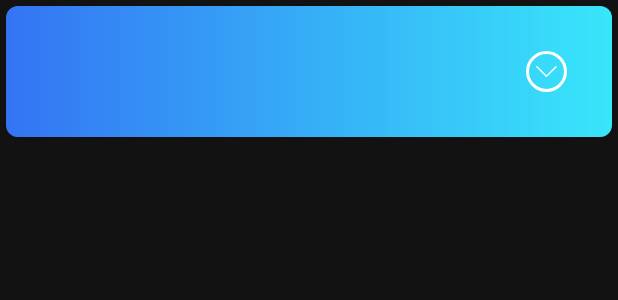
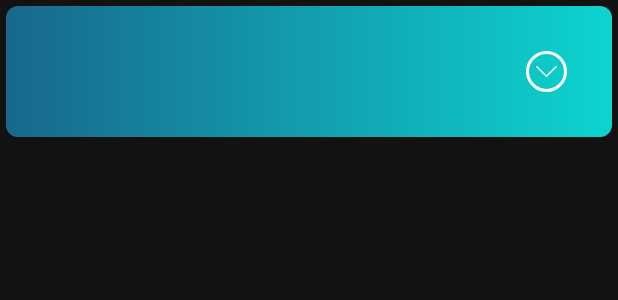
Before and after one commit to tranchikhang1996/1512237_1512496, an Android app: the layout history_holder_layout.xml on its own in the app's theme, with its tools: preview values and no code run, on a phone screen of 412 x 824 dp. Shown: the top 300 px of the screen. Run offline under Robolectric (Android 15) with nearby library versions, the phone set to English and light mode, and no system bars.

Commit message:
update color

```diff
--- a/app/src/main/java/com/example/highschoolmathsolver/ui/scan/fragment/ScanFragment.kt
+++ b/app/src/main/java/com/example/highschoolmathsolver/ui/scan/fragment/ScanFragment.kt
@@ -107,6 +107,7 @@ class ScanFragment : RuntimePermissionFragment() {
 
     private fun handleResult(expression : String) {
         viewModel.solve(expression)
+        viewModel.save(expression)
     }
 
     @SuppressLint("MissingPermission")
--- a/app/src/main/res/layout/history_expand_holder_layout.xml
+++ b/app/src/main/res/layout/history_expand_holder_layout.xml
@@ -11,7 +11,7 @@
         card_view:cardCornerRadius="@dimen/card_corner_radius">
 
     <androidx.constraintlayout.widget.ConstraintLayout
-            android:background="@drawable/light_blue_background"
+            android:background="@drawable/primary_background"
             android:id="@+id/frame_background"
             android:layout_width="match_parent"
             android:layout_height="wrap_content">
--- a/app/src/main/res/layout/history_holder_layout.xml
+++ b/app/src/main/res/layout/history_holder_layout.xml
@@ -10,7 +10,7 @@
 
     <androidx.constraintlayout.widget.ConstraintLayout
             android:id="@+id/background_frame"
-            android:background="@drawable/light_blue_background"
+            android:background="@drawable/primary_background"
             android:padding="@dimen/card_padding"
             android:layout_width="match_parent"
             android:layout_height="match_parent">
--- a/app/src/main/res/layout/solution_expand_holder_layout.xml
+++ b/app/src/main/res/layout/solution_expand_holder_layout.xml
@@ -11,7 +11,7 @@
         card_view:cardCornerRadius="@dimen/card_corner_radius">
 
     <androidx.constraintlayout.widget.ConstraintLayout
-            android:background="@drawable/light_blue_background"
+            android:background="@drawable/primary_background"
             android:id="@+id/frame_background"
             android:layout_width="match_parent"
             android:layout_height="wrap_content">
--- a/app/src/main/res/layout/solution_holder_layout.xml
+++ b/app/src/main/res/layout/solution_holder_layout.xml
@@ -10,7 +10,7 @@
 
     <androidx.constraintlayout.widget.ConstraintLayout
             android:id="@+id/background_frame"
-            android:background="@drawable/light_blue_background"
+            android:background="@drawable/primary_background"
             android:padding="@dimen/card_padding"
             android:layout_width="match_parent"
             android:layout_height="match_parent">
```
